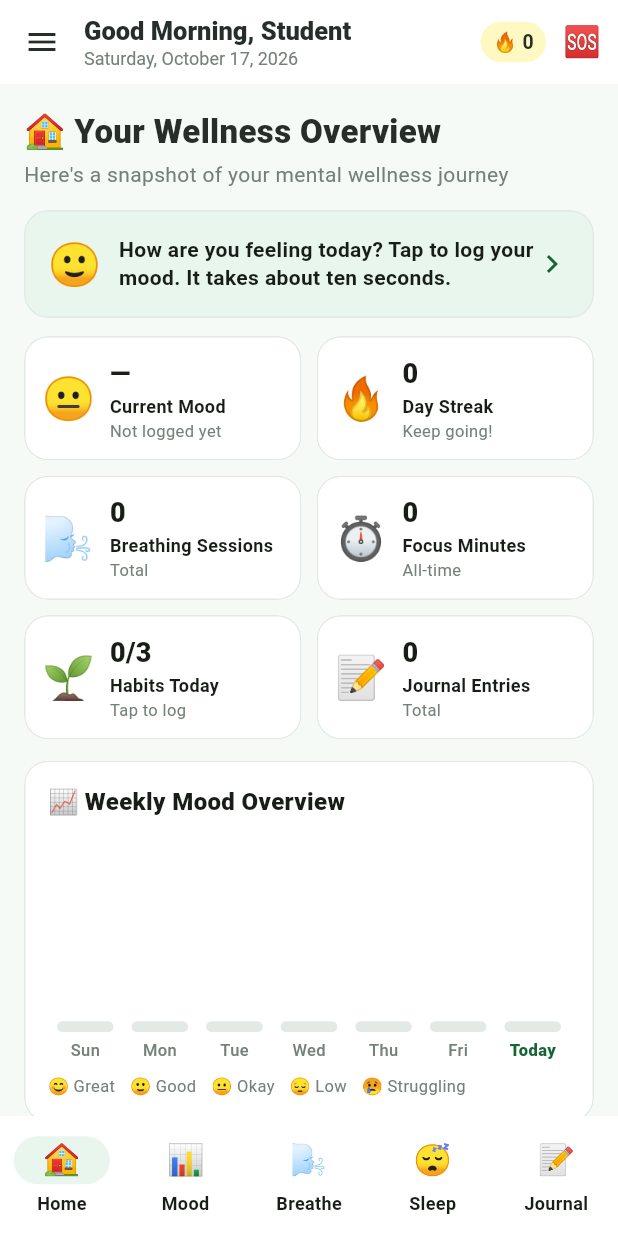
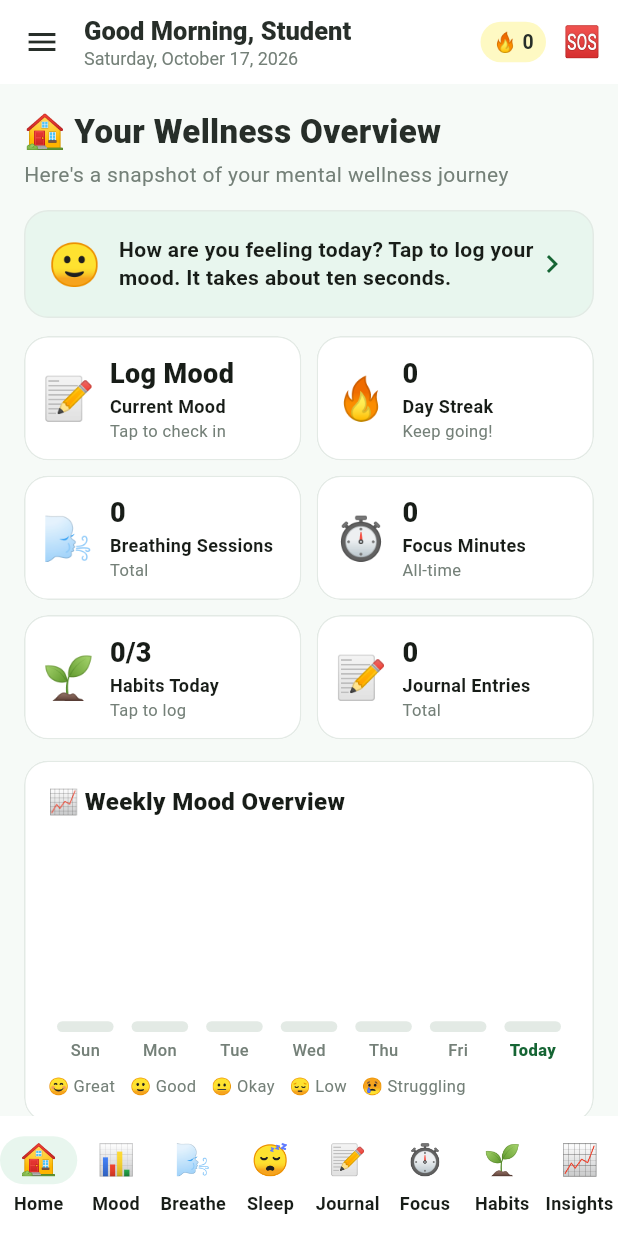
Before and after one commit to mamoon588/Mindfull-Campus-Student-Wellness, a Flutter app: the HomeShell screen opened directly, in the side drawer, after a tap on the "close" icon, on a phone screen of 412 x 824 dp. Run offline on Flutter 3.47's test engine with Material 3 defaults, Android fonts, the phone set to English and light mode, and no system bars; our stand-ins replace audioplayers, fl_chart, flutter_tts, shared_preferences; missing offline and left inert: country_flags; accounts and stored records are empty.

Commit message:
Added female voice functionality, fixed sidebar navigation, dynamic avatars, and updated UI text

```diff
--- a/lib/screens/breathing_page.dart
+++ b/lib/screens/breathing_page.dart
@@ -55,8 +55,6 @@ const breathTechniques = <BreathTechnique>[
 
 class BreathingPage extends StatefulWidget {
   const BreathingPage({super.key, required this.active});
-
-  /// False while another tab is showing; the session is reset when the user leaves.
   final bool active;
 
   @override
@@ -281,7 +279,7 @@ class _BreathingPageState extends State<BreathingPage> {
                         child: TweenAnimationBuilder<double>(
                           tween: Tween<double>(end: progress),
                           duration: const Duration(milliseconds: 900),
-                          builder: (context, v, _) => CircularProgressIndicator(
+                          builder: (context, v, child) => CircularProgressIndicator(
                             value: v,
                             strokeWidth: 6,
                             color: _phaseColor(),
@@ -381,16 +379,6 @@ class _BreathingPageState extends State<BreathingPage> {
                   _Stat('${app.breathStreak}', 'Day streak'),
                 ],
               ),
-              if (VoiceService.instance.available)
-                SwitchListTile(
-                  contentPadding: EdgeInsets.zero,
-                  title: const Text('🔔 Voice guide'),
-                  value: VoiceService.instance.enabled,
-                  onChanged: (v) {
-                    setState(() => VoiceService.instance.enabled = v);
-                    if (!v) VoiceService.instance.stop();
-                  },
-                ),
             ],
           ),
         ),
--- a/lib/screens/home_shell.dart
+++ b/lib/screens/home_shell.dart
@@ -21,10 +21,10 @@ enum Section {
   breathing('Breathing', '🌬️'),
   sleep('Sleep Tracker', '😴'),
   journal('Journal', '📝'),
-  resources('Resources', '📚'),
   focus('Focus Timer', '⏱️'),
   habits('Habit Tracker', '🌱'),
   insights('Insights', '📈'),
+  resources('Resources', '📚'),
   crisis('Crisis Support', '🆘');
 
   const Section(this.title, this.icon);
@@ -44,7 +44,7 @@ class _HomeShellState extends State<HomeShell> {
   int _index = 0;
 
   void go(Section s) {
-    if (s.index < 5) {
+    if (s.index < 8) { // 👈 ALLOW FIRST 8 MODULES IN BOTTOM NAV
       setState(() => _index = s.index);
     } else {
       Navigator.of(context).push(MaterialPageRoute<void>(
@@ -75,8 +75,14 @@ class _HomeShellState extends State<HomeShell> {
     final ok = await showDialog<bool>(
       context: context,
       builder: (ctx) => AlertDialog(
-        title: const Text('🚪 Ready to leave?'),
-        content: const Text('Your data is saved on this device.'),
+        title: const Row(
+          children: [
+            Icon(Icons.logout, color: AppColors.danger),
+            SizedBox(width: 10),
+            Text('Ready to leave?'),
+          ],
+        ),
+        content: const Text('Your data is safely saved on this device.'),
         actions: [
           TextButton(onPressed: () => Navigator.pop(ctx, false), child: const Text('Stay')),
           FilledButton(onPressed: () => Navigator.pop(ctx, true), child: const Text('Log Out')),
@@ -94,6 +100,13 @@ class _HomeShellState extends State<HomeShell> {
     final app = context.watch<AppState>();
     final now = DateTime.now();
     final firstName = app.userName.split(' ').first;
+
+    final String avatar = app.userGender.toLowerCase() == 'male'
+        ? '👨‍🎓'
+        : app.userGender.toLowerCase() == 'female'
+        ? '👩‍🎓'
+        : '🧑‍🎓';
+
     return PopScope(
       canPop: _index == 0,
       onPopInvokedWithResult: (didPop, _) {
@@ -131,18 +144,18 @@ class _HomeShellState extends State<HomeShell> {
           ],
         ),
         drawer: Drawer(
-          // 👈 FIXED: Straight corners (no rounded edges)
           shape: const RoundedRectangleBorder(borderRadius: BorderRadius.zero),
           child: SafeArea(
             child: Column(
               children: [
-                // 👈 FIXED: Added a Close button and user info in one row
                 Padding(
                   padding: const EdgeInsets.fromLTRB(16, 8, 8, 8),
                   child: Row(
                     children: [
-                      const CircleAvatar(
-                          backgroundColor: AppColors.primarySoft, child: Text('👩‍🎓')),
+                      CircleAvatar(
+                        backgroundColor: AppColors.primarySoft,
+                        child: Text(avatar, style: const TextStyle(fontSize: 20)),
+                      ),
                       const SizedBox(width: 12),
                       Expanded(
                         child: Column(
@@ -156,7 +169,7 @@ class _HomeShellState extends State<HomeShell> {
                       ),
                       IconButton(
                         icon: const Icon(Icons.close, color: AppColors.muted),
-                        onPressed: () => Navigator.pop(context), // Closes the drawer
+                        onPressed: () => Navigator.pop(context),
                       ),
                     ],
                   ),
@@ -172,7 +185,7 @@ class _HomeShellState extends State<HomeShell> {
                               style: TextStyle(
                                   color: s == Section.crisis ? AppColors.danger : null,
                                   fontWeight: FontWeight.w600)),
-                          selected: s.index < 5 && s.index == _index,
+                          selected: s.index < 8 && s.index == _index,
                           selectedTileColor: AppColors.primarySoft,
                           onTap: () {
                             Navigator.pop(context); // close drawer
@@ -184,7 +197,6 @@ class _HomeShellState extends State<HomeShell> {
                 ),
                 const Divider(),
                 ListTile(
-                  // 👈 FIXED: Professional Logout Icon instead of Door Emoji
                   leading: const Icon(Icons.logout, color: AppColors.danger),
                   title: const Text('Log Out', style: TextStyle(fontWeight: FontWeight.w600)),
                   onTap: () {
@@ -204,13 +216,17 @@ class _HomeShellState extends State<HomeShell> {
             BreathingPage(active: _index == Section.breathing.index),
             const SleepPage(),
             const JournalPage(),
+            const FocusTimerPage(),
+            const HabitTrackerPage(),
+            const InsightsPage(),
           ],
         ),
+        // 👈 FIXED: Shows first 8 items now
         bottomNavigationBar: NavigationBar(
           selectedIndex: _index,
           onDestinationSelected: (i) => setState(() => _index = i),
           destinations: [
-            for (final s in Section.values.take(5))
+            for (final s in Section.values.take(8))
               NavigationDestination(
                 icon: Text(s.icon, style: const TextStyle(fontSize: 20)),
                 label: switch (s) {
@@ -218,7 +234,10 @@ class _HomeShellState extends State<HomeShell> {
                   Section.mood => 'Mood',
                   Section.breathing => 'Breathe',
                   Section.sleep => 'Sleep',
-                  _ => 'Journal',
+                  Section.journal => 'Journal',
+                  Section.focus => 'Focus',
+                  Section.habits => 'Habits',
+                  _ => 'Insights',
                 },
               ),
           ],
--- a/lib/screens/meditation_card.dart
+++ b/lib/screens/meditation_card.dart
@@ -223,6 +223,7 @@ class _MeditationCardState extends State<MeditationCard> {
                 ),
             ],
           ),
+
           const SizedBox(height: 16),
           SizedBox(
             width: 170,
--- a/lib/screens/overview_page.dart
+++ b/lib/screens/overview_page.dart
@@ -28,6 +28,7 @@ class OverviewPage extends StatelessWidget {
     final mood = app.latestMood;
     final moodOpt = mood == null ? null : moodByKey(mood.mood);
     final sleep = app.lastSleep;
+
     return ListView(
       padding: const EdgeInsets.fromLTRB(16, 16, 16, 24),
       children: [
@@ -51,8 +52,12 @@ class OverviewPage extends StatelessWidget {
         ],
         AdaptiveGrid(
           children: [
-            _StatCard(moodOpt?.emoji ?? '😐', moodOpt?.label ?? '—', 'Current Mood',
-                mood == null ? 'Not logged yet' : (mood.date == todayKey() ? 'Today' : mood.date)),
+            // 👈 FIXED: Replaced '—' with clear, professional wording
+            _StatCard(
+                moodOpt?.emoji ?? '📝',
+                moodOpt?.label ?? 'Log Mood',
+                'Current Mood',
+                mood == null ? 'Tap to check in' : (mood.date == todayKey() ? 'Logged today' : mood.date)),
             _StatCard('🔥', '${app.moodStreak}', 'Day Streak', 'Keep going!'),
             _StatCard('🌬️', '${app.breathCount}', 'Breathing Sessions', 'Total'),
             _StatCard('⏱️', '${app.totalFocusMinutes}', 'Focus Minutes', 'All-time'),
```
Also changed, not shown: lib/services/voice_service.dart (+47 -4 lines). Lines whose indentation alone changed are shown as unchanged.
